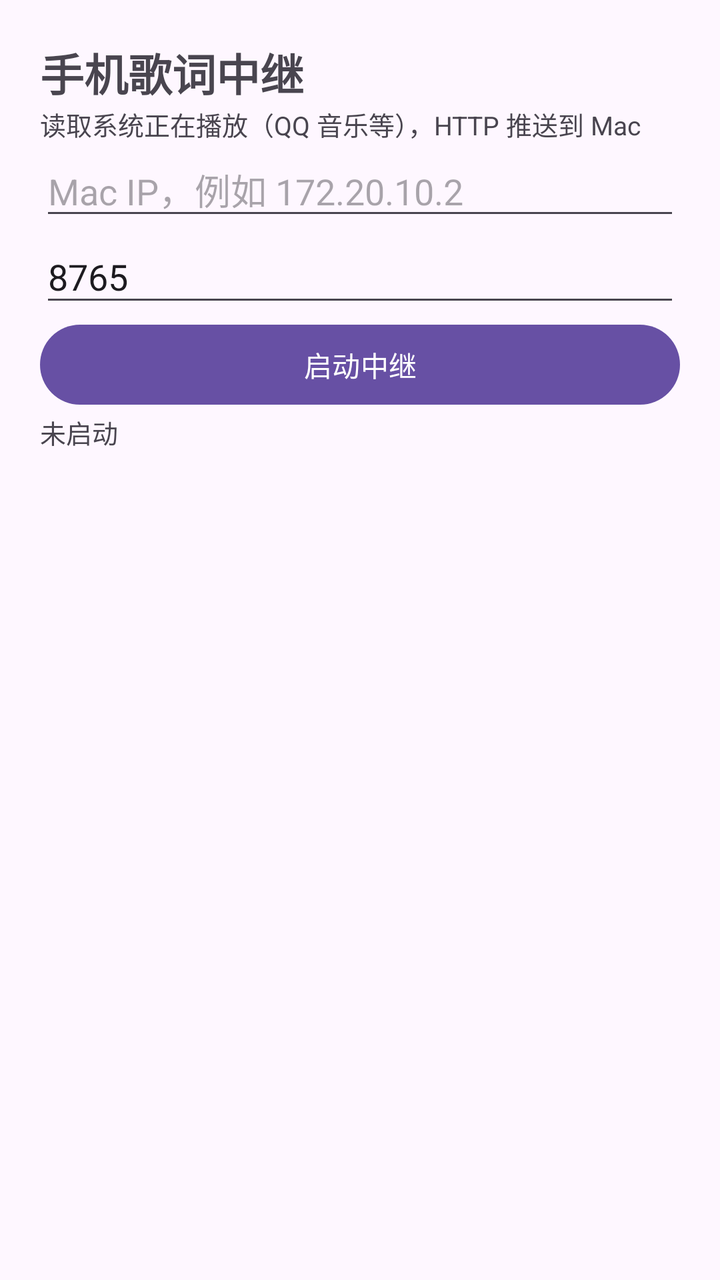
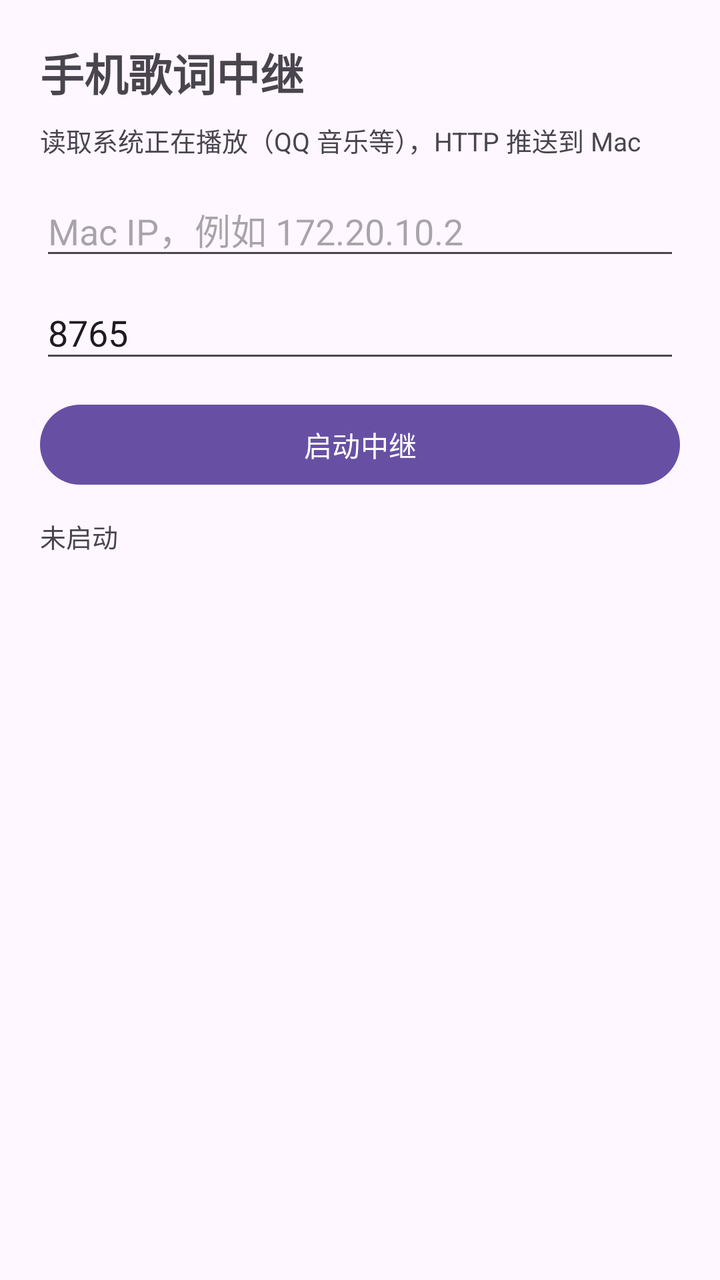

Compare the two renders of this Android layout. The source of the first and the diff that turns it into the second are given below.
<!-- AndroidManifest.xml: application theme Theme.PhonlyricsRelay -->
<!-- res/layout/activity_main.xml -->
<?xml version="1.0" encoding="utf-8"?>
<LinearLayout xmlns:android="http://schemas.android.com/apk/res/android"
    android:layout_width="match_parent"
    android:layout_height="match_parent"
    android:orientation="vertical"
    android:padding="20dp"
    android:gap="12dp">

    <TextView
        android:layout_width="match_parent"
        android:layout_height="wrap_content"
        android:text="手机歌词中继"
        android:textSize="22sp"
        android:textStyle="bold" />

    <TextView
        android:layout_width="match_parent"
        android:layout_height="wrap_content"
        android:text="读取系统正在播放（QQ 音乐等），HTTP 推送到 Mac"
        android:textSize="13sp" />

    <EditText
        android:id="@+id/macIp"
        android:layout_width="match_parent"
        android:layout_height="wrap_content"
        android:hint="Mac IP，例如 172.20.10.2"
        android:inputType="textUri" />

    <EditText
        android:id="@+id/macPort"
        android:layout_width="match_parent"
        android:layout_height="wrap_content"
        android:hint="端口"
        android:inputType="number"
        android:text="8765" />

    <Button
        android:id="@+id/toggle"
        android:layout_width="match_parent"
        android:layout_height="wrap_content"
        android:text="启动中继" />

    <TextView
        android:id="@+id/status"
        android:layout_width="match_parent"
        android:layout_height="wrap_content"
        android:text="未启动"
        android:textSize="13sp" />
</LinearLayout>
<!-- resources referenced by this layout -->
<resources>
  <style name="Theme.PhonlyricsRelay" parent="Theme.Material3.DayNight.NoActionBar" />
</resources>

<!-- the commit's change to res/layout/activity_main.xml (unified diff, before → after) -->
@@ -3,12 +3,12 @@
     android:layout_width="match_parent"
     android:layout_height="match_parent"
     android:orientation="vertical"
-    android:padding="20dp"
-    android:gap="12dp">
+    android:padding="20dp">
 
     <TextView
         android:layout_width="match_parent"
         android:layout_height="wrap_content"
+        android:layout_marginBottom="8dp"
         android:text="手机歌词中继"
         android:textSize="22sp"
         android:textStyle="bold" />
@@ -16,6 +16,7 @@
     <TextView
         android:layout_width="match_parent"
         android:layout_height="wrap_content"
+        android:layout_marginBottom="12dp"
         android:text="读取系统正在播放（QQ 音乐等），HTTP 推送到 Mac"
         android:textSize="13sp" />
 
@@ -23,6 +24,7 @@
         android:id="@+id/macIp"
         android:layout_width="match_parent"
         android:layout_height="wrap_content"
+        android:layout_marginBottom="8dp"
         android:hint="Mac IP，例如 172.20.10.2"
         android:inputType="textUri" />
 
@@ -30,6 +32,7 @@
         android:id="@+id/macPort"
         android:layout_width="match_parent"
         android:layout_height="wrap_content"
+        android:layout_marginBottom="12dp"
         android:hint="端口"
         android:inputType="number"
         android:text="8765" />
@@ -38,6 +41,7 @@
         android:id="@+id/toggle"
         android:layout_width="match_parent"
         android:layout_height="wrap_content"
+        android:layout_marginBottom="12dp"
         android:text="启动中继" />
 
     <TextView
